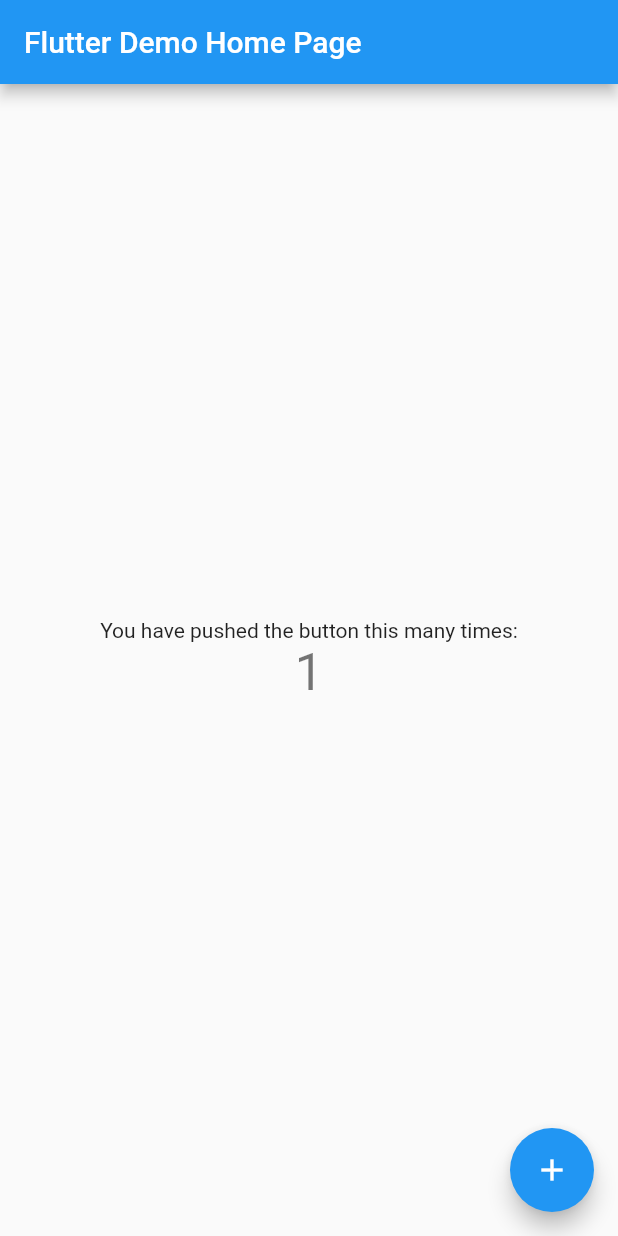
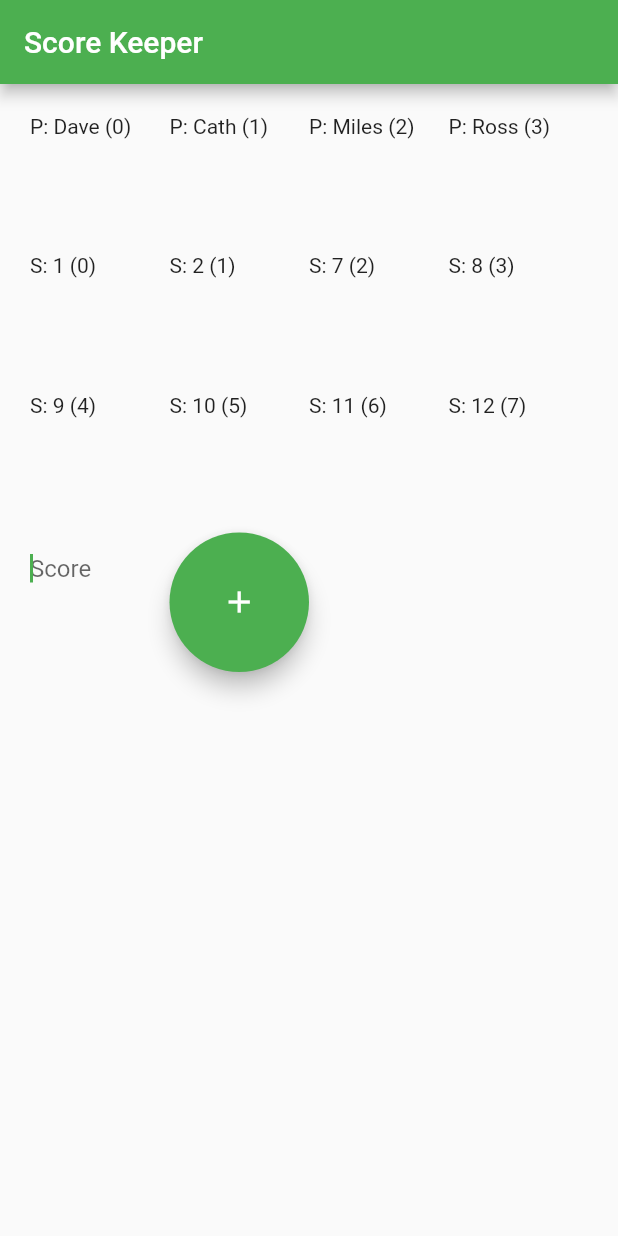
Before and after one commit to dgodd/scorekeeper, a Flutter app: the screen it shows after launch, after a tap on the "add" icon, on a phone screen of 412 x 824 dp. Run offline on Flutter 3.47's test engine with Material 2 defaults, Android fonts, the phone set to English and light mode, and no system bars; statements that could not run were skipped.

Commit message:
can accept values and display on grid

```diff
--- a/lib/main.dart
+++ b/lib/main.dart
@@ -7,35 +7,17 @@ class MyApp extends StatelessWidget {
   @override
   Widget build(BuildContext context) {
     return MaterialApp(
-      title: 'Flutter Demo',
+      title: 'Score Keeper',
       theme: ThemeData(
-        // This is the theme of your application.
-        //
-        // Try running your application with "flutter run". You'll see the
-        // application has a blue toolbar. Then, without quitting the app, try
-        // changing the primarySwatch below to Colors.green and then invoke
-        // "hot reload" (press "r" in the console where you ran "flutter run",
-        // or simply save your changes to "hot reload" in a Flutter IDE).
-        // Notice that the counter didn't reset back to zero; the application
-        // is not restarted.
-        primarySwatch: Colors.blue,
+        primarySwatch: Colors.green,
       ),
-      home: MyHomePage(title: 'Flutter Demo Home Page'),
+      home: MyHomePage(title: 'Score Keeper'),
     );
   }
 }
 
 class MyHomePage extends StatefulWidget {
   MyHomePage({Key key, this.title}) : super(key: key);
-
-  // This widget is the home page of your application. It is stateful, meaning
-  // that it has a State object (defined below) that contains fields that affect
-  // how it looks.
-
-  // This class is the configuration for the state. It holds the values (in this
-  // case the title) provided by the parent (in this case the App widget) and
-  // used by the build method of the State. Fields in a Widget subclass are
-  // always marked "final".
 
   final String title;
 
@@ -44,68 +26,56 @@ class MyHomePage extends StatefulWidget {
 }
 
 class _MyHomePageState extends State<MyHomePage> {
-  int _counter = 0;
+  List<String> _players = ["Dave", "Cath", "Miles", "Ross"];
+  List<int> _scores = [1, 2, 7, 8, 9, 10, 11, 12];
+  final _inputController = TextEditingController();
 
-  void _incrementCounter() {
+  void _addScore() {
     setState(() {
-      // This call to setState tells the Flutter framework that something has
-      // changed in this State, which causes it to rerun the build method below
-      // so that the display can reflect the updated values. If we changed
-      // _counter without calling setState(), then the build method would not be
-      // called again, and so nothing would appear to happen.
-      _counter++;
+      var value = int.tryParse(_inputController.text) || 0;
+      _scores.add(value);
+      _inputController.clear();
     });
   }
 
   @override
   Widget build(BuildContext context) {
-    // This method is rerun every time setState is called, for instance as done
-    // by the _incrementCounter method above.
-    //
-    // The Flutter framework has been optimized to make rerunning build methods
-    // fast, so that you can just rebuild anything that needs updating rather
-    // than having to individually change instances of widgets.
     return Scaffold(
       appBar: AppBar(
-        // Here we take the value from the MyHomePage object that was created by
-        // the App.build method, and use it to set our appbar title.
         title: Text(widget.title),
       ),
       body: Center(
-        // Center is a layout widget. It takes a single child and positions it
-        // in the middle of the parent.
-        child: Column(
-          // Column is also layout widget. It takes a list of children and
-          // arranges them vertically. By default, it sizes itself to fit its
-          // children horizontally, and tries to be as tall as its parent.
-          //
-          // Invoke "debug painting" (press "p" in the console, choose the
-          // "Toggle Debug Paint" action from the Flutter Inspector in Android
-          // Studio, or the "Toggle Debug Paint" command in Visual Studio Code)
-          // to see the wireframe for each widget.
-          //
-          // Column has various properties to control how it sizes itself and
-          // how it positions its children. Here we use mainAxisAlignment to
-          // center the children vertically; the main axis here is the vertical
-          // axis because Columns are vertical (the cross axis would be
-          // horizontal).
-          mainAxisAlignment: MainAxisAlignment.center,
-          children: <Widget>[
-            Text(
-              'You have pushed the button this many times:',
-            ),
-            Text(
-              '$_counter',
-              style: Theme.of(context).textTheme.display1,
-            ),
-          ],
-        ),
-      ),
-      floatingActionButton: FloatingActionButton(
-        onPressed: _incrementCounter,
-        tooltip: 'Increment',
-        child: Icon(Icons.add),
-      ), // This trailing comma makes auto-formatting nicer for build methods.
+          child: GridView.builder(
+        primary: false,
+        padding: const EdgeInsets.all(20.0),
+        itemCount: _players.length + _scores.length + 2,
+        gridDelegate: new SliverGridDelegateWithFixedCrossAxisCount(
+            crossAxisCount: _players.length),
+        itemBuilder: (BuildContext context, int index) {
+          if (index < _players.length) {
+            return Text("P: ${_players[index]} (${index})");
+          } else {
+            var scoreIdx = index - _players.length;
+            if (scoreIdx < _scores.length) {
+              return Text("S: ${_scores[scoreIdx]} (${scoreIdx})");
+            } else if (scoreIdx == _scores.length) {
+              return TextField(
+                autofocus: true,
+                keyboardType: TextInputType.number,
+                controller: _inputController,
+                decoration: InputDecoration(
+                    border: InputBorder.none, hintText: 'Score'),
+              );
+            } else {
+              return FloatingActionButton(
+                child: Icon(Icons.add),
+                tooltip: 'Add Score',
+                onPressed: _addScore,
+              );
+            }
+          }
+        },
+      )),
     );
   }
 }
```
